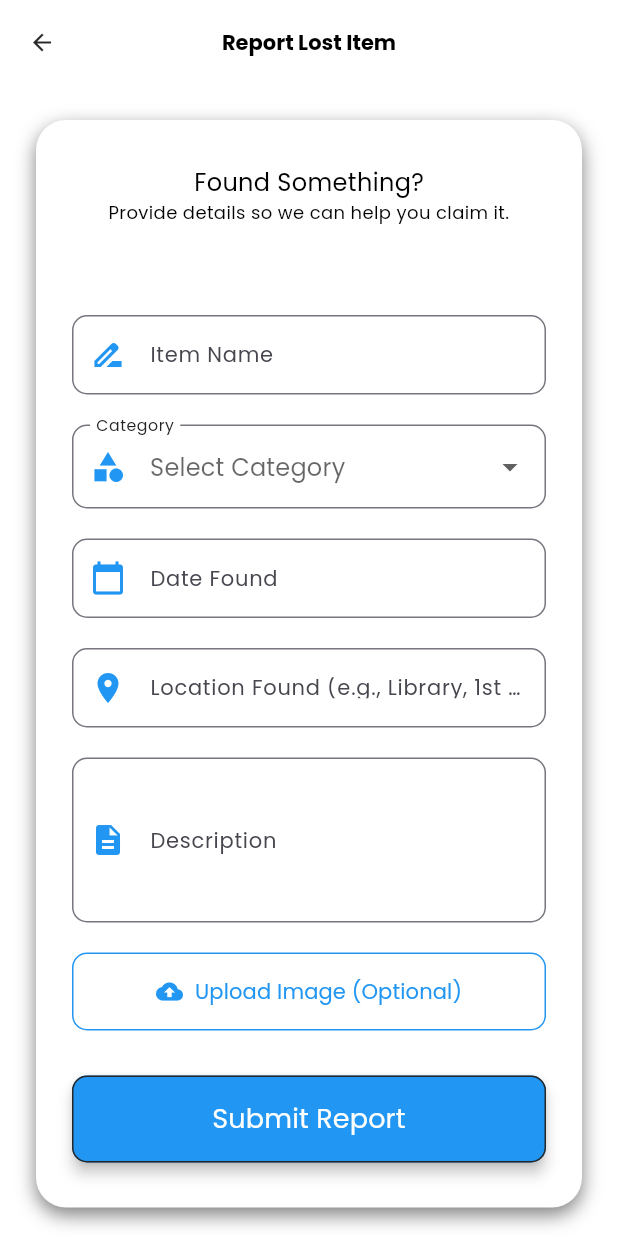
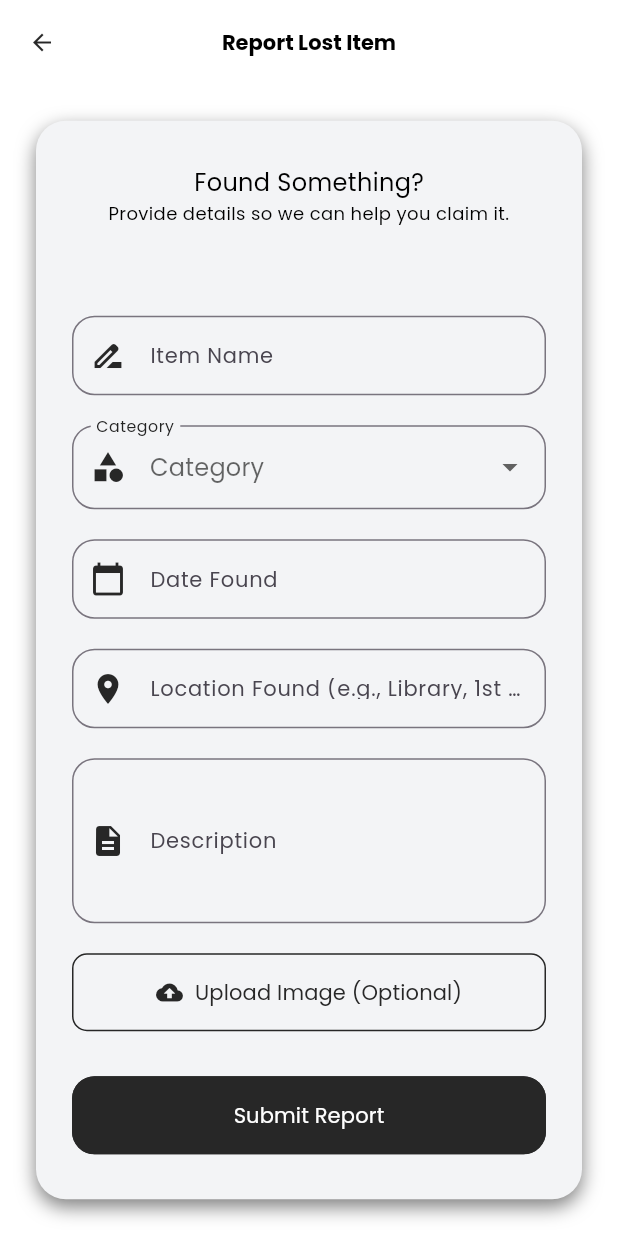
Before and after one commit to Ahad-Khan-02/NED-Finder, a Flutter app: the HomeScreen screen opened directly, after a tap on "Add Item", on a phone screen of 412 x 824 dp. Run offline on Flutter 3.47's test engine with Material 3 defaults, Android fonts, the phone set to English and light mode, and no system bars; our stand-ins replace get, get_storage, google_fonts, iconsax; accounts and stored records are empty.

Commit message:
added dark theme

```diff
--- a/lib/features/Home/home_screen.dart
+++ b/lib/features/Home/home_screen.dart
@@ -2,7 +2,9 @@ import 'package:flutter/material.dart';
 import 'package:ned_finder/features/Home/widgets/custom_drawer.dart';
 import 'package:ned_finder/features/Home/widgets/home_header_section.dart';
 import 'package:ned_finder/features/Home/widgets/item_card_list.dart';
+import 'package:ned_finder/utils/constants/colors.dart';
 import 'package:ned_finder/utils/constants/texts.dart';
+import 'package:ned_finder/utils/helpers/helper_functions.dart';
 // Note: Removed unused color imports from the class body
 
 class HomeScreen extends StatefulWidget {
@@ -52,16 +54,17 @@ class _HomeScreenState extends State<HomeScreen> {
   // --- BUILD METHOD ---
   @override
   Widget build(BuildContext context) {
+    final bool isDark = HelperFunctions.isDarkMode(context);
     return Scaffold(
-      backgroundColor: Colors.white,
+      backgroundColor: isDark? CustomColors.darkBackground : CustomColors.lightBackground,
       appBar: AppBar(
         title: const Text(
           CustomTexts.appName,
           style: TextStyle(fontWeight: FontWeight.bold),
         ),
-        backgroundColor: Colors.white,
+        backgroundColor: isDark? CustomColors.darkBackground : CustomColors.lightBackground,
         elevation: 0,
-        foregroundColor: Colors.black,
+        foregroundColor: isDark? Colors.white : Colors.black,
       ),
 
       // The drawer widget
--- a/lib/features/Home/report_item/report_item.dart
+++ b/lib/features/Home/report_item/report_item.dart
@@ -3,6 +3,7 @@ import 'package:ned_finder/features/Home/report_item/report_item_form_fields.dar
 import 'package:ned_finder/utils/constants/colors.dart';
 import 'package:ned_finder/features/authentication/common_widgets/custom_title_with_subtitle.dart';
 import 'package:ned_finder/utils/constants/texts.dart';
+import 'package:ned_finder/utils/helpers/helper_functions.dart';
 
 class ReportItemScreen extends StatelessWidget {
   const ReportItemScreen({super.key, required this.appBarTitle,required this.isLost});
@@ -11,19 +12,21 @@ class ReportItemScreen extends StatelessWidget {
 
   final bool isLost;
 
-
   @override
   Widget build(BuildContext context) {
+
+    bool isDark = HelperFunctions.isDarkMode(context);
+
     // Scaffold provides the app bar and main structure
     return Scaffold(
       appBar: AppBar(
         title: const Text(CustomTexts.reportLostItem, style: TextStyle(fontWeight: FontWeight.bold)),
-        backgroundColor: Colors.white,
-        foregroundColor: Colors.black,
+        backgroundColor: isDark? CustomColors.darkBackground : CustomColors.lightBackground,
+        foregroundColor: isDark? Colors.white : Colors.black,
         elevation: 0,
       ),
       // Use the light blue background across the whole body
-      backgroundColor: CustomColors.lightBackground,
+      backgroundColor: isDark? CustomColors.darkBackground :CustomColors.lightBackground,
 
       body: Center(
         child: SingleChildScrollView(
@@ -32,7 +35,7 @@ class ReportItemScreen extends StatelessWidget {
             constraints: const BoxConstraints(maxWidth: 500), // Max width for a clean form layout
             padding: const EdgeInsets.symmetric(horizontal: 24, vertical: 30),
             decoration: BoxDecoration(
-              color: Colors.white, // White card container
+              color: isDark? CustomColors.dark : CustomColors.lightContainer, // White card container
               borderRadius: BorderRadius.circular(20),
               boxShadow: [
                 BoxShadow(
@@ -60,20 +63,10 @@ class ReportItemScreen extends StatelessWidget {
                 // Submit Button
                 ElevatedButton(
                   onPressed: () {
-                    // TODO: Implement form submission logic
                     print('Submit button pressed - Status: Pending');
                   },
-                  style: ElevatedButton.styleFrom(
-                    backgroundColor: Colors.blue,
-                    minimumSize: const Size(double.infinity, 55),
-                    shape: RoundedRectangleBorder(
-                      borderRadius: BorderRadius.circular(10.0),
-                    ),
-                    elevation: 4,
-                  ),
                   child: const Text(
-                    'Submit Report',
-                    style: TextStyle(color: Colors.white, fontSize: 18),
+                    CustomTexts.submit,
                   ),
                 ),
               ],
--- a/lib/features/Home/report_item/report_item_form_fields.dart
+++ b/lib/features/Home/report_item/report_item_form_fields.dart
@@ -1,4 +1,5 @@
 import 'package:flutter/material.dart';
+import 'package:ned_finder/utils/constants/texts.dart';
 
 
 class ReportItemFormFields extends StatefulWidget {
@@ -59,14 +60,7 @@ class _ReportItemFormFieldsState extends State<ReportItemFormFields> {
   InputDecoration _buildInputDecoration(String label, IconData icon) {
     return InputDecoration(
       labelText: label,
-      prefixIcon: Icon(icon, color: Colors.blue),
-      border: OutlineInputBorder(
-        borderRadius: BorderRadius.circular(10.0),
-      ),
-      focusedBorder: OutlineInputBorder(
-        borderRadius: BorderRadius.circular(10.0),
-        borderSide: const BorderSide(color: Colors.blue, width: 2.0),
-      ),
+      prefixIcon: Icon(icon),
     );
   }
 
@@ -75,19 +69,20 @@ class _ReportItemFormFieldsState extends State<ReportItemFormFields> {
 
   @override
   Widget build(BuildContext context) {
+
     return Column(
       children: [
         // 1. Item Name
         TextFormField(
-          decoration: _buildInputDecoration('Item Name', Icons.drive_file_rename_outline),
+          decoration: _buildInputDecoration(CustomTexts.itemName, Icons.drive_file_rename_outline),
         ),
         const SizedBox(height: 20),
 
         // 2. Category Dropdown
         DropdownButtonFormField<String>(
-          decoration: _buildInputDecoration('Category', Icons.category),
+          decoration: _buildInputDecoration(CustomTexts.category, Icons.category),
           value: _selectedCategory,
-          hint: const Text('Select Category'),
+          hint: const Text(CustomTexts.category),
           items: categories.map((String category) {
             return DropdownMenuItem<String>(
               value: category,
@@ -107,13 +102,13 @@ class _ReportItemFormFieldsState extends State<ReportItemFormFields> {
           controller: _dateController,
           readOnly: true, // Prevents manual input, forces date picker usage
           onTap: () => _selectDate(context),
-          decoration: _buildInputDecoration(widget.isLost? 'Date Lost' : 'Date Found', Icons.calendar_today),
+          decoration: _buildInputDecoration(widget.isLost? CustomTexts.dateLost : CustomTexts.dateFound, Icons.calendar_today),
         ),
         const SizedBox(height: 20),
 
         // 4. Location Lost
         TextFormField(
-          decoration: _buildInputDecoration(widget.isLost? 'Location Lost (e.g., Library, 1st floor)' : 'Location Found (e.g., Library, 1st floor)', Icons.location_on),
+          decoration: _buildInputDecoration(widget.isLost? CustomTexts.locationLostHint : CustomTexts.locationFoundHint, Icons.location_on),
         ),
         const SizedBox(height: 20),
 
@@ -121,7 +116,7 @@ class _ReportItemFormFieldsState extends State<ReportItemFormFields> {
         TextFormField(
           maxLines: 4,
           keyboardType: TextInputType.multiline,
-          decoration: _buildInputDecoration('Description', Icons.description).copyWith(
+          decoration: _buildInputDecoration(CustomTexts.description, Icons.description).copyWith(
             // Override contentPadding to align the text to the top for the multi-line field.
             // The prefixIcon will now align itself vertically near the top of the box.
             contentPadding: const EdgeInsets.fromLTRB(10, 16, 10, 10),
@@ -135,8 +130,6 @@ class _ReportItemFormFieldsState extends State<ReportItemFormFields> {
           icon: const Icon(Icons.cloud_upload),
           label: const Text('Upload Image (Optional)'),
           style: OutlinedButton.styleFrom(
-            foregroundColor: Colors.blue,
-            side: const BorderSide(color: Colors.blue),
             minimumSize: const Size(double.infinity, 50),
             shape: RoundedRectangleBorder(
               borderRadius: BorderRadius.circular(10.0),
--- a/lib/features/Home/widgets/custom_drawer.dart
+++ b/lib/features/Home/widgets/custom_drawer.dart
@@ -2,6 +2,7 @@ import 'package:flutter/material.dart';
 import 'package:ned_finder/utils/constants/colors.dart';
 import 'package:ned_finder/utils/constants/images.dart';
 import 'package:ned_finder/utils/constants/texts.dart';
+import 'package:ned_finder/utils/helpers/helper_functions.dart';
 
 class CustomDrawer extends StatelessWidget {
   const CustomDrawer({
@@ -22,8 +23,12 @@ class CustomDrawer extends StatelessWidget {
 
   @override
   Widget build(BuildContext context) {
+
+    final bool isDark = HelperFunctions.isDarkMode(context);
+
+
     return Drawer(
-      backgroundColor: CustomColors.lightBackground,
+      backgroundColor: isDark? CustomColors.darkBackground :CustomColors.lightBackground,
       child: Column(
         crossAxisAlignment: CrossAxisAlignment.start,
         children: [
@@ -39,7 +44,6 @@ class CustomDrawer extends StatelessWidget {
                   style: TextStyle(
                     fontSize: 24,
                     fontWeight: FontWeight.bold,
-                    color: Colors.black87,
                   ),
                 ),
               ],
@@ -70,8 +74,8 @@ class CustomDrawer extends StatelessWidget {
                   children: [
                     const CircleAvatar(
                       radius: 20,
-                      backgroundImage: AssetImage(CustomImages.appLogo),
-                      child: Icon(Icons.person, color: Colors.white),
+                      backgroundImage: AssetImage('assets/images/iamge.png'),
+
                     ),
                     const SizedBox(width: 10),
                     Column(
@@ -106,6 +110,7 @@ class CustomDrawer extends StatelessWidget {
     required BuildContext context,
   }) {
     final bool isSelected = selectedIndex == index;
+    final bool isDark = HelperFunctions.isDarkMode(context);
 
     return InkWell(
       onTap: () {
@@ -126,7 +131,7 @@ class CustomDrawer extends StatelessWidget {
           children: [
             Icon(
               icon,
-              color: isSelected ? Colors.blue : Colors.black87,
+              color: isSelected ? Colors.blue : isDark? Colors.white : Colors.black87,
             ),
             const SizedBox(width: 12),
             Text(
@@ -134,7 +139,7 @@ class CustomDrawer extends StatelessWidget {
               style: TextStyle(
                 fontSize: 16,
                 fontWeight: isSelected ? FontWeight.bold : FontWeight.normal,
-                color: isSelected ? Colors.blue : Colors.black87,
+                color: isSelected ? Colors.blue : isDark? Colors.white : Colors.black87,
               ),
             ),
           ],
--- a/lib/features/Home/widgets/home_header_section.dart
+++ b/lib/features/Home/widgets/home_header_section.dart
@@ -2,13 +2,14 @@ import 'package:flutter/material.dart';
 import 'package:ned_finder/features/Home/report_item/report_item.dart';
 import 'package:ned_finder/features/Home/widgets/Custom_Search_bar.dart';
 import 'package:ned_finder/utils/constants/texts.dart';
+import 'package:ned_finder/utils/helpers/helper_functions.dart';
 
 class HomeHeaderSection extends StatelessWidget {
   const HomeHeaderSection({super.key});
 
-
   @override
   Widget build(BuildContext context) {
+    final bool isDark = HelperFunctions.isDarkMode(context);
     return Padding(
       padding: const EdgeInsets.symmetric(horizontal: 24.0),
       child: Column(
@@ -25,7 +26,7 @@ class HomeHeaderSection extends StatelessWidget {
           const SizedBox(height: 20),
 
           // 2. Search Bar
-          CustomSearchBar(text: 'Search', color: Colors.black),
+          CustomSearchBar(text: 'Search', color: isDark? Colors.white : Colors.black),
           const SizedBox(height: 20),
 
           // 3. Action Buttons (Add/Report)
--- a/lib/features/Home/widgets/item_card.dart
+++ b/lib/features/Home/widgets/item_card.dart
@@ -1,5 +1,9 @@
 import 'package:flutter/material.dart';
+import 'package:ned_finder/Models/item_model.dart';
+import 'package:ned_finder/features/Home/view_item_screen.dart';
+import 'package:ned_finder/utils/constants/colors.dart';
 import 'package:ned_finder/utils/constants/texts.dart';
+import 'package:ned_finder/utils/helpers/helper_functions.dart';
 
 class ItemCard extends StatelessWidget {
   const ItemCard({
@@ -18,11 +22,13 @@ class ItemCard extends StatelessWidget {
 
   @override
   Widget build(BuildContext context) {
+    final bool isDark = HelperFunctions.isDarkMode(context);
+
     return Flexible(
       flex: 1,
       child: Container(
         decoration: BoxDecoration(
-          color: Colors.white,
+          color: isDark? CustomColors.dark : Colors.white,
           borderRadius: BorderRadius.circular(10),
           boxShadow: [
             BoxShadow(
@@ -49,10 +55,8 @@ class ItemCard extends StatelessWidget {
                     color: Colors.grey.shade300,
                   ),
                   child: Center(
-                      child: Text(title,
-                          style: const TextStyle(
-                              fontSize: 18, color: Colors.black))),
-                ),
+                      child: Icon(Icons.image,color: Colors.blueGrey,)
+                )),
                 // Status Tag
                 Positioned(
                   top: 10,
@@ -108,20 +112,21 @@ class ItemCard extends StatelessWidget {
                     width: double.infinity,
                     child: ElevatedButton(
                       onPressed: () {
-                        print('button clicked');
+                        final exampleFoundItem = ItemModel(
+                          id: '123',
+                          name: 'Leather Wallet',
+                          category: 'Wallet/Purse',
+                          date: DateTime(2024, 8, 16),
+                          location: 'CAS - ROOM 404',
+                          description: 'This is for testing for found item. It is made of brown leather with a snake-skin pattern and has four card slots inside.',
+                          imageUrl: 'assets/images/wallet.jpg', // MUST be a valid asset path
+                          status: ItemStatus.found,
+                        );
+                        Navigator.push(context, MaterialPageRoute(builder: (context)=>ViewItemScreen(item: exampleFoundItem)));
                       },
-                      style: ElevatedButton.styleFrom(
-                        backgroundColor: Colors.grey.shade300,
-                        elevation: 0,
-                        shape: RoundedRectangleBorder(
-                          borderRadius: BorderRadius.circular(8),
-                        ),
-                        padding: const EdgeInsets.symmetric(vertical: 10),
-                      ),
                       child: const Text(
                         CustomTexts.viewItem,
                         style: TextStyle(
-                            color: Colors.blue,
                             fontWeight: FontWeight.bold),
                       ),
                     ),
--- a/lib/utils/constants/colors.dart
+++ b/lib/utils/constants/colors.dart
@@ -28,7 +28,11 @@ class CustomColors {
   static const Color textInsideButton = Colors.white;
 
 
-
+  // Error and validation colors
+  static const Color error = Color(0xFFD32F2F);
+  static const Color success = Color(0xFF388E3C);
+  static const Color warning = Color(0xFFF57C00);
+  static const Color info = Color(0xFF1976D2);
 
 
 
@@ -91,11 +95,7 @@ class CustomColors {
   static const Color borderLight = Color(0xFFD1D5DB); // Gray 30
   static const Color borderDark = Color(0xFF9CA3AF); // Gray 40
 
-  // Error and validation colors
-  static const Color error = Color(0xFFD32F2F);
-  static const Color success = Color(0xFF388E3C);
-  static const Color warning = Color(0xFFF57C00);
-  static const Color info = Color(0xFF1976D2);
+
 
   // Neutral Shades
   static const Color black = Color(0xFF232323);
--- a/lib/utils/constants/texts.dart
+++ b/lib/utils/constants/texts.dart
@@ -9,7 +9,7 @@ class CustomTexts {
   static const String ok = "OK";
   static const String next = "Next";
   static const String back = "Back";
-  static const String submit = "Submit";
+  static const String submit = "Submit Report";
   static const String skip = "Skip";
   static const String done = "Done";
   static const String continueText = "Continue";
@@ -120,11 +120,17 @@ class CustomTexts {
   static const String reportFoundItem = "Report Found Item";
   static const String reportFoundItemDescription = "Provide details so we can help you claim it.";
 
+  // -- Report Item Form Fields --
   static const String itemName = "Item Name";
-  static const String itemDescription = "Item Description";
-  static const String itemLocation = "Last Seen Location";
-  static const String itemDate = "Date";
-  static const String itemImage = "Upload Item Image";
+  static const String category = "Category";
+  static const String selectCategory = "Select Category";
+  static const String dateLost = "Date Lost";
+  static const String dateFound = "Date Found";
+  static const String locationLostHint = "Location Lost (e.g., Library, 1st floor)";
+  static const String locationFoundHint = "Location Found (e.g., Library, 1st floor)";
+  static const String description = "Description";
+  static const String uploadImage = "Upload Image (Optional)";
+
   static const String reportSubmitted =
       "Your report has been submitted successfully.";
   static const String claimItem = "Claim Item";
```
